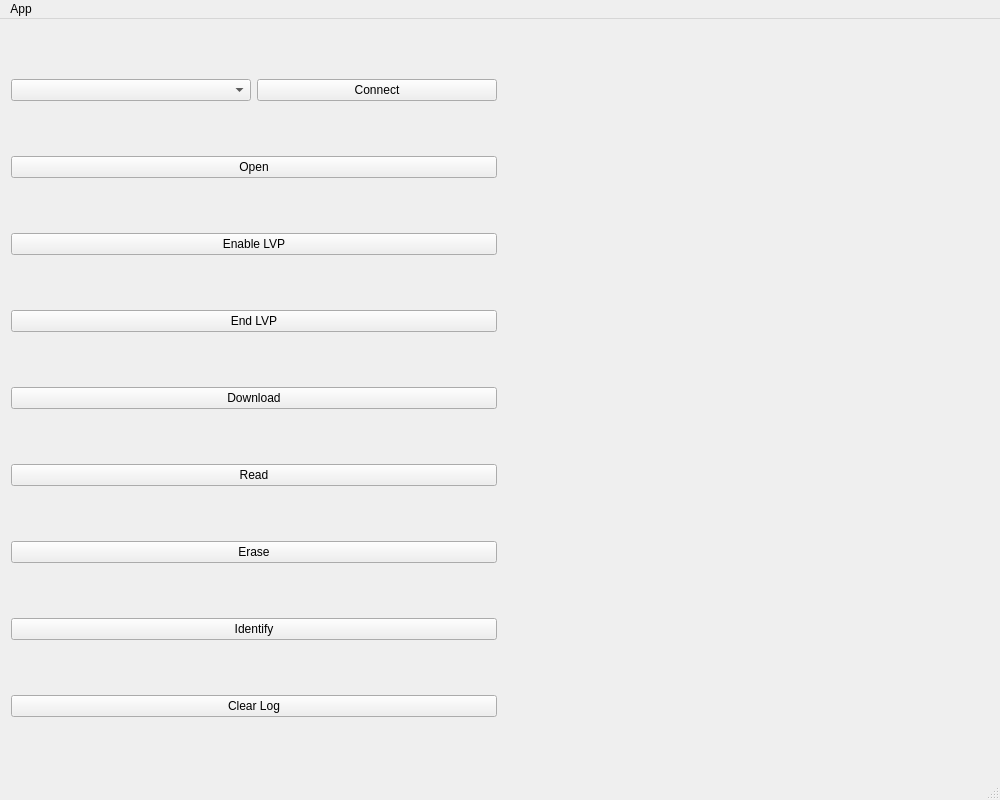
Old version of the form MainWindow.ui in the repository cyj0912/PIC18K40.
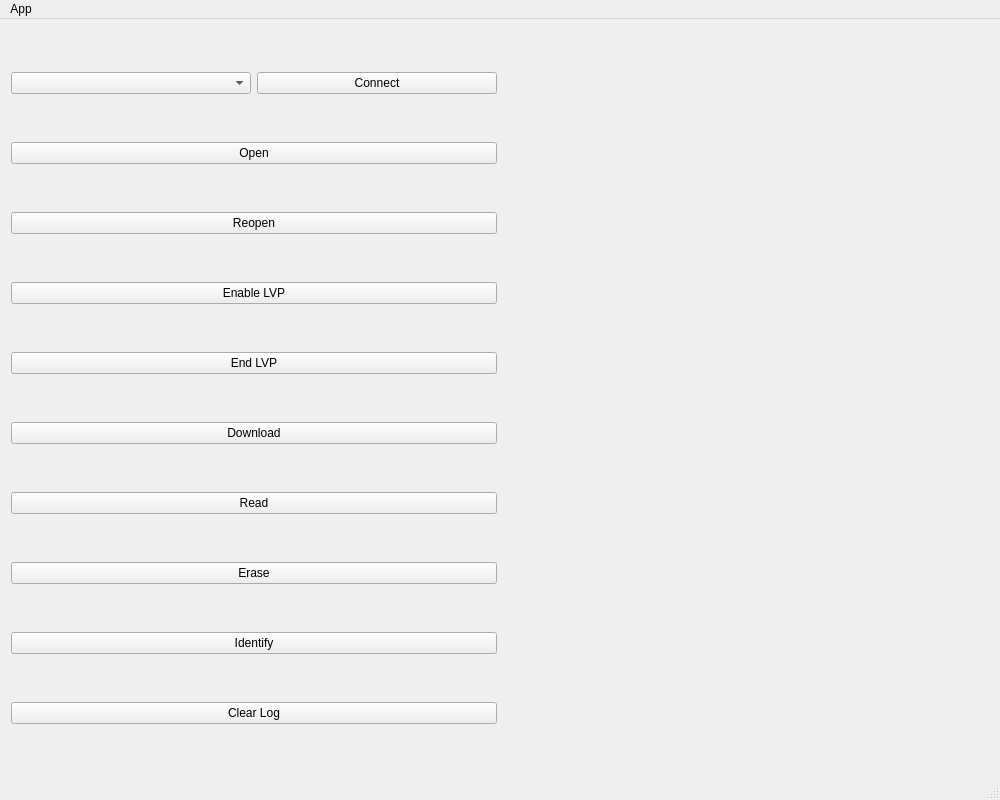
New version of the form. Custom widgets are drawn as their Qt base class.

Patch:
```diff
--- a/MainWindow.ui
+++ b/MainWindow.ui
@@ -38,6 +38,13 @@
         </property>
        </widget>
       </item>
+      <item>
+       <widget class="QPushButton" name="reopenButton">
+        <property name="text">
+         <string>Reopen</string>
+        </property>
+       </widget>
+      </item>
       <item>
        <widget class="QPushButton" name="enableLVP">
         <property name="text">
```
